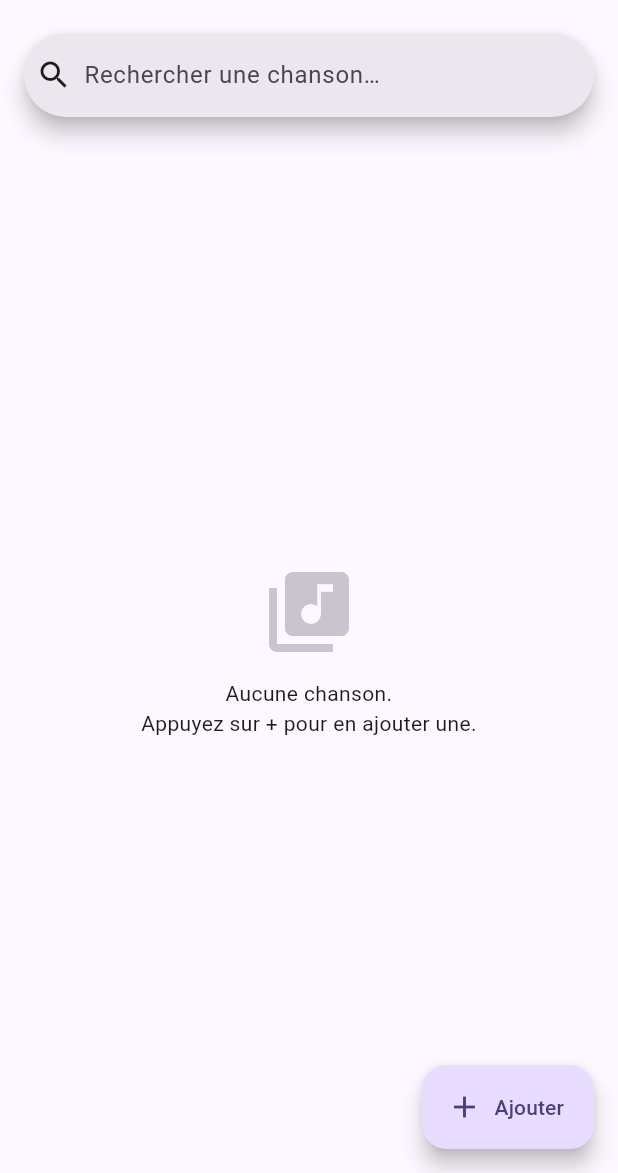
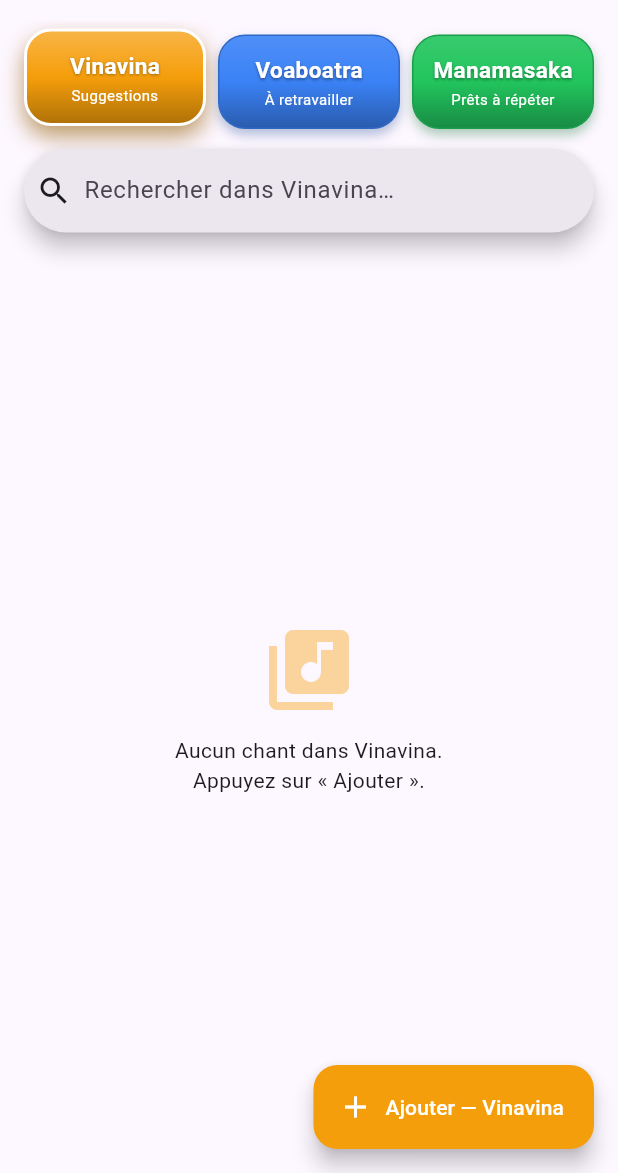
Before and after one commit to Razafindriatsara/vazoantso, a Flutter app: the screen it shows after launch, on a phone screen of 412 x 824 dp, the part 63-1236 px from its top. Run offline on Flutter 3.47's test engine with Material 3 defaults, Android fonts, the light colour scheme and no system bars; our stand-ins replace cloud_firestore, file_picker, firebase_core, just_audio, web; missing offline and left inert: dart:js_interop, syncfusion_flutter_pdf, syncfusion_flutter_pdfviewer; accounts and stored records are empty.

Commit message:
3 catégories : Vinavina / Voaboatra / Manamasaka avec boutons 3D

```diff
--- a/lib/models/song_folder.dart
+++ b/lib/models/song_folder.dart
@@ -10,18 +10,43 @@ enum SongSlot {
 
   const SongSlot(this.suffix, this.label);
 
-  /// Suffixe utilisé dans le nom de fichier : `<titre>_<suffix>.<ext>`.
   final String suffix;
   final String label;
 }
 
-/// Un dossier de chanson : un titre + jusqu'à 7 fichiers nommés
-/// `<titre>_lyrics.pdf`, `<titre>_instrum.mp3`, etc.
-/// Fonctionne sur iOS, Android et le web (stockage Hive).
+/// Les 3 étapes de préparation d'un chant.
+enum SongStage {
+  vinavina('vinavina', 'Vinavina', 'Suggestions'),
+  voaboatra('voaboatra', 'Voaboatra', 'À retravailler'),
+  manamasaka('manamasaka', 'Manamasaka', 'Prêts à répéter');
+
+  const SongStage(this.id, this.label, this.description);
+
+  final String id;
+  final String label;
+  final String description;
+
+  /// Étape suivante (null pour la dernière).
+  SongStage? get next => switch (this) {
+        vinavina => voaboatra,
+        voaboatra => manamasaka,
+        manamasaka => null,
+      };
+
+  static SongStage fromId(String? id) =>
+      values.where((s) => s.id == id).firstOrNull ?? vinavina;
+}
+
+/// Un dossier de chanson : un titre + jusqu'à 7 fichiers.
 class SongFolder {
-  const SongFolder({required this.title, required this.files});
+  const SongFolder({
+    required this.title,
+    required this.files,
+    this.stage = SongStage.vinavina,
+  });
 
   final String title;
+  final SongStage stage;
 
   /// suffixe de l'emplacement -> nom de fichier affiché.
   final Map<String, String> files;
@@ -30,7 +55,6 @@ class SongFolder {
 
   bool hasFile(SongSlot slot) => files.containsKey(slot.suffix);
 
-  /// Nombre de fichiers présents (sur 7).
   int get filledSlots =>
       SongSlot.values.where((s) => files.containsKey(s.suffix)).length;
 }
--- a/lib/screens/home_screen.dart
+++ b/lib/screens/home_screen.dart
@@ -4,7 +4,8 @@ import '../models/song_folder.dart';
 import '../services/storage_service.dart';
 import 'folder_screen.dart';
 
-/// Écran d'accueil : liste des dossiers, recherche, ajout, suppression.
+/// Écran d'accueil : 3 catégories (Vinavina, Voaboatra, Manamasaka),
+/// liste des chants, recherche, ajout, transfert et suppression.
 class HomeScreen extends StatefulWidget {
   const HomeScreen({super.key});
 
@@ -14,8 +15,17 @@ class HomeScreen extends StatefulWidget {
 
 class _HomeScreenState extends State<HomeScreen> {
   final _searchController = TextEditingController();
+  SongStage _stage = SongStage.vinavina;
   List<SongFolder> _folders = [];
   bool _loading = true;
+
+  static const Map<SongStage, Color> _stageColors = {
+    SongStage.vinavina: Color(0xFFF59E0B),
+    SongStage.voaboatra: Color(0xFF3B82F6),
+    SongStage.manamasaka: Color(0xFF22C55E),
+  };
+
+  Color get _color => _stageColors[_stage]!;
 
   @override
   void initState() {
@@ -31,7 +41,7 @@ class _HomeScreenState extends State<HomeScreen> {
 
   Future<void> _refresh() async {
     final folders = await StorageService.instance
-        .listFolders(query: _searchController.text);
+        .listFolders(query: _searchController.text, stage: _stage);
     if (!mounted) return;
     setState(() {
       _folders = folders;
@@ -44,12 +54,12 @@ class _HomeScreenState extends State<HomeScreen> {
     final title = await showDialog<String>(
       context: context,
       builder: (context) => AlertDialog(
-        title: const Text('Nouvelle chanson'),
+        title: Text('Nouveau chant — ${_stage.label}'),
         content: TextField(
           controller: controller,
           autofocus: true,
           decoration: const InputDecoration(
-            labelText: 'Titre de la chanson',
+            labelText: 'Titre du chant',
             border: OutlineInputBorder(),
           ),
           onSubmitted: (v) => Navigator.pop(context, v),
@@ -60,6 +70,7 @@ class _HomeScreenState extends State<HomeScreen> {
             child: const Text('Annuler'),
           ),
           FilledButton(
+            style: FilledButton.styleFrom(backgroundColor: _color),
             onPressed: () => Navigator.pop(context, controller.text),
             child: const Text('Créer'),
           ),
@@ -68,7 +79,8 @@ class _HomeScreenState extends State<HomeScreen> {
     );
     if (title == null || title.trim().isEmpty) return;
     try {
-      final folder = await StorageService.instance.createFolder(title);
+      final folder =
+          await StorageService.instance.createFolder(title, stage: _stage);
       await _refresh();
       if (!mounted) return;
       await Navigator.push(
@@ -81,13 +93,29 @@ class _HomeScreenState extends State<HomeScreen> {
     }
   }
 
+  Future<void> _move(SongFolder folder) async {
+    final next = folder.stage.next;
+    if (next == null) return;
+    try {
+      await StorageService.instance.moveToStage(folder, next);
+      await _refresh();
+      if (!mounted) return;
+      ScaffoldMessenger.of(context).showSnackBar(SnackBar(
+        content: Text('« ${folder.title} » transféré vers ${next.label}.'),
+        backgroundColor: _stageColors[next],
+      ));
+    } catch (e) {
+      _showError(e);
+    }
+  }
+
   Future<void> _deleteFolder(SongFolder folder) async {
     final ok = await showDialog<bool>(
       context: context,
       builder: (context) => AlertDialog(
         title: Text('Supprimer « ${folder.title} » ?'),
         content: const Text(
-            'Le dossier et tous ses fichiers seront supprimés définitivement.'),
+            'Le chant et tous ses fichiers seront supprimés définitivement.'),
         actions: [
           TextButton(
             onPressed: () => Navigator.pop(context, false),
@@ -110,6 +138,78 @@ class _HomeScreenState extends State<HomeScreen> {
         .showSnackBar(SnackBar(content: Text(e.toString())));
   }
 
+  Widget _stageButton(SongStage stage) {
+    final color = _stageColors[stage]!;
+    final selected = _stage == stage;
+    return Expanded(
+      child: GestureDetector(
+        onTap: () {
+          setState(() {
+            _stage = stage;
+            _loading = true;
+          });
+          _refresh();
+        },
+        child: AnimatedContainer(
+          duration: const Duration(milliseconds: 150),
+          margin: const EdgeInsets.symmetric(horizontal: 4),
+          padding: const EdgeInsets.symmetric(vertical: 12, horizontal: 4),
+          transform: selected
+              ? Matrix4.translationValues(0, -3, 0)
+              : Matrix4.identity(),
+          decoration: BoxDecoration(
+            gradient: LinearGradient(
+              begin: Alignment.topCenter,
+              end: Alignment.bottomCenter,
+              colors: [
+                Color.lerp(color, Colors.white, selected ? .25 : .1)!,
+                color,
+                Color.lerp(color, Colors.black, .3)!,
+              ],
+            ),
+            borderRadius: BorderRadius.circular(18),
+            border: selected
+                ? Border.all(color: Colors.white, width: 2)
+                : Border.all(
+                    color: Color.lerp(color, Colors.black, .2)!, width: 1),
+            boxShadow: [
+              BoxShadow(
+                color: Color.lerp(color, Colors.black, .4)!
+                    .withOpacity(selected ? .6 : .35),
+                offset: Offset(0, selected ? 7 : 4),
+                blurRadius: selected ? 12 : 6,
+              ),
+            ],
+          ),
+          child: Column(
+            children: [
+              Text(
+                stage.label,
+                style: const TextStyle(
+                  color: Colors.white,
+                  fontWeight: FontWeight.bold,
+                  fontSize: 15,
+                  shadows: [
+                    Shadow(
+                        offset: Offset(0, 1),
+                        blurRadius: 2,
+                        color: Colors.black38),
+                  ],
+                ),
+              ),
+              const SizedBox(height: 2),
+              Text(
+                stage.description,
+                textAlign: TextAlign.center,
+                style: const TextStyle(color: Colors.white, fontSize: 10),
+              ),
+            ],
+          ),
+        ),
+      ),
+    );
+  }
+
   @override
   Widget build(BuildContext context) {
     return Scaffold(
@@ -121,10 +221,18 @@ class _HomeScreenState extends State<HomeScreen> {
       body: Column(
         children: [
           Padding(
-            padding: const EdgeInsets.fromLTRB(16, 8, 16, 8),
+            padding: const EdgeInsets.fromLTRB(12, 8, 12, 12),
+            child: Row(
+              children: [
+                for (final stage in SongStage.values) _stageButton(stage),
+              ],
+            ),
+          ),
+          Padding(
+            padding: const EdgeInsets.fromLTRB(16, 0, 16, 8),
             child: SearchBar(
               controller: _searchController,
-              hintText: 'Rechercher une chanson…',
+              hintText: 'Rechercher dans ${_stage.label}…',
               leading: const Icon(Icons.search),
               trailing: [
                 if (_searchController.text.isNotEmpty)
@@ -148,14 +256,11 @@ class _HomeScreenState extends State<HomeScreen> {
                           mainAxisSize: MainAxisSize.min,
                           children: [
                             Icon(Icons.library_music,
-                                size: 64,
-                                color: Theme.of(context)
-                                    .colorScheme
-                                    .outlineVariant),
+                                size: 64, color: _color.withOpacity(.4)),
                             const SizedBox(height: 12),
                             Text(
                               _searchController.text.isEmpty
-                                  ? 'Aucune chanson.\nAppuyez sur + pour en ajouter une.'
+                                  ? 'Aucun chant dans ${_stage.label}.\nAppuyez sur « Ajouter ».'
                                   : 'Aucun résultat.',
                               textAlign: TextAlign.center,
                             ),
@@ -168,17 +273,43 @@ class _HomeScreenState extends State<HomeScreen> {
                           itemCount: _folders.length,
                           itemBuilder: (context, i) {
                             final folder = _folders[i];
+                            final next = folder.stage.next;
                             return ListTile(
                               leading: CircleAvatar(
-                                child: const Icon(Icons.folder),
+                                backgroundColor: _color.withOpacity(.15),
+                                child: Icon(Icons.folder, color: _color),
                               ),
                               title: Text(folder.title),
-                              subtitle: Text(
-                                  '${folder.filledSlots}/7 fichiers'),
-                              trailing: IconButton(
-                                icon: const Icon(Icons.delete_outline),
-                                tooltip: 'Supprimer',
-                                onPressed: () => _deleteFolder(folder),
+                              subtitle:
+                                  Text('${folder.filledSlots}/7 fichiers'),
+                              trailing: PopupMenuButton<String>(
+                                onSelected: (action) {
+                                  switch (action) {
+                                    case 'move':
+                                      _move(folder);
+                                    case 'delete':
+                                      _deleteFolder(folder);
+                                  }
+                                },
+                                itemBuilder: (context) => [
+                                  if (next != null)
+                                    PopupMenuItem(
+                                      value: 'move',
+                                      child: ListTile(
+                                        leading: Icon(Icons.arrow_forward,
+                                            color: _stageColors[next]),
+                                        title: Text(
+                                            'Transférer vers ${next.label}'),
+                                      ),
+                                    ),
+                                  const PopupMenuItem(
+                                    value: 'delete',
+                                    child: ListTile(
+                                      leading: Icon(Icons.delete_outline),
+                                      title: Text('Supprimer'),
+                                    ),
+                                  ),
+                                ],
                               ),
                               onTap: () async {
                                 await Navigator.push(
@@ -199,8 +330,10 @@ class _HomeScreenState extends State<HomeScreen> {
       ),
       floatingActionButton: FloatingActionButton.extended(
         onPressed: _addFolder,
+        backgroundColor: _color,
+        foregroundColor: Colors.white,
         icon: const Icon(Icons.add),
-        label: const Text('Ajouter'),
+        label: Text('Ajouter — ${_stage.label}'),
       ),
     );
   }
```
Also changed, not shown: lib/services/storage_service.dart (+35 -9 lines).
